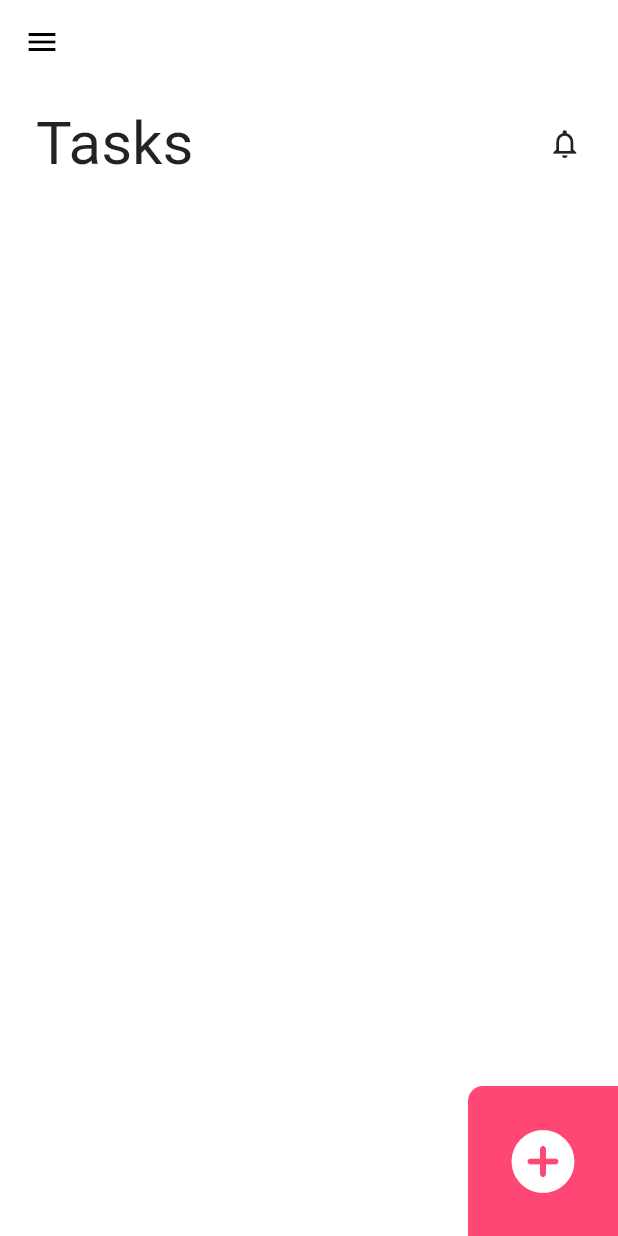
After one commit to medwonuola/buck, a Flutter app: the screen it shows after launch, on a phone screen of 412 x 824 dp. The commit adds this screen. Run offline on Flutter 3.47's test engine with Material 2 defaults, Android fonts, the phone set to English and light mode, and no system bars.

Commit message:
Refactored the addtodo button into a new folder

```diff
--- a/lib/main.dart
+++ b/lib/main.dart
@@ -1,6 +1,5 @@
 import 'package:buck/constants.dart';
 import 'package:flutter/material.dart';
-
 import 'view/home.dart';
 
 void main() => runApp(Buck());
@@ -10,7 +9,7 @@ class Buck extends StatelessWidget {
   Widget build(BuildContext context) {
     return MaterialApp(
       theme: ThemeData(
-        primaryColor: kPrimaryColor,
+          primaryColor: kPrimaryColor,
           canvasColor: Colors.white,
           primaryIconTheme: IconThemeData(color: Colors.black)),
       title: 'Buck',
--- /dev/null
+++ b/lib/view/util/add_todo_botton.dart
@@ -0,0 +1,34 @@
+import 'package:flutter/foundation.dart';
+import 'package:flutter/material.dart';
+import '../../constants.dart';
+
+class AddTodoButton extends StatelessWidget {
+  final AsyncCallback onTap;
+
+  const AddTodoButton({Key key, this.onTap}) : super(key: key);
+  @override
+  Widget build(BuildContext context) {
+    return Align(
+      alignment: Alignment.bottomRight,
+      child: InkWell(
+        focusColor: Colors.white,
+        splashColor: Colors.white,
+        onTap: onTap,
+        child: Container(
+          decoration: BoxDecoration(
+              color: kPrimaryColor,
+              borderRadius: BorderRadius.only(topLeft: Radius.circular(10))),
+          width: 100,
+          height: 100,
+          child: Center(
+            child: Icon(
+              Icons.add_circle_rounded,
+              color: Colors.white,
+              size: 50,
+            ),
+          ),
+        ),
+      ),
+    );
+  }
+}
```
Also changed, not shown: lib/view/home.dart (+34 -48 lines).
